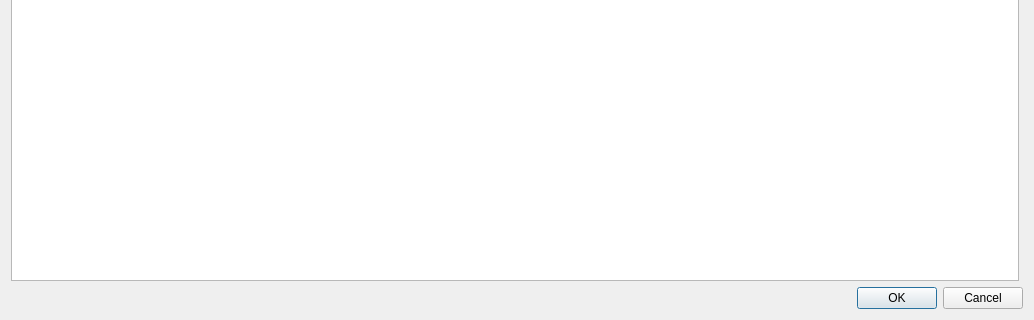
The window that Preferences/UI/Preferences.ui (towel42-com/MediaManager) describes before a commit, drawn with Qt 5; both pictures show x 0 to 1034 and y 507 to 827 of the 1034 by 827 pixel window.
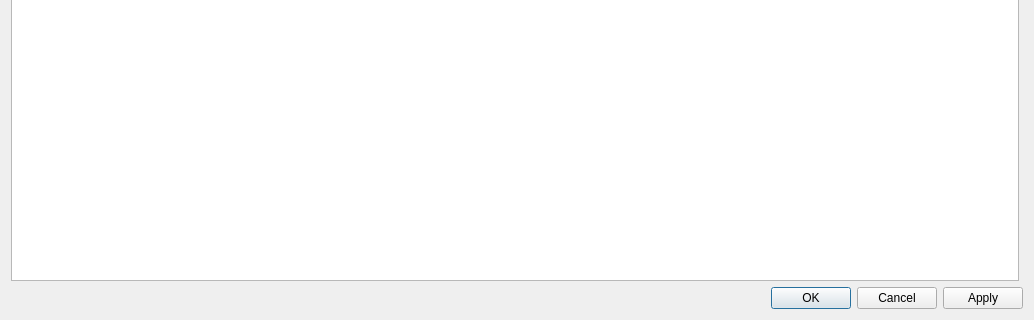
The same window after the commit.

Patch:
```diff
--- a/Preferences/UI/Preferences.ui
+++ b/Preferences/UI/Preferences.ui
@@ -60,7 +60,7 @@
       <enum>Qt::Horizontal</enum>
      </property>
      <property name="standardButtons">
-      <set>QDialogButtonBox::Cancel|QDialogButtonBox::Ok</set>
+      <set>QDialogButtonBox::Apply|QDialogButtonBox::Cancel|QDialogButtonBox::Ok</set>
      </property>
     </widget>
    </item>
```
